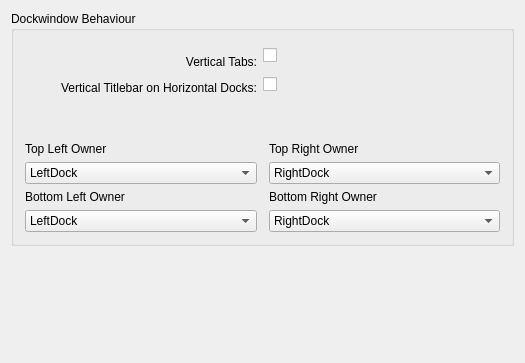
The window that shell/settings/uiconfig.ui (KDE/kdevelop) describes before a commit, drawn with Qt 5.
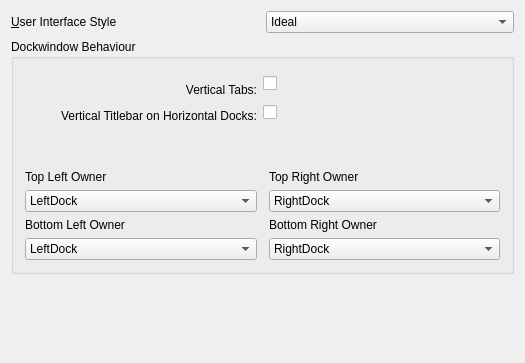
The same window after the commit.

Commit message:
Initial implementation of ideal mode
Thanks to Roberto (mostly his code)

The only bug (as compared with missing features, of which there are many) I can see is that when you switch back to the Qt DockWidget user interface style, the docks don't
yet tabify (even though I traced the code, and they are asked to...??)

CC:roberto@kdevelop.org

What changed in the file:
```diff
--- a/shell/settings/uiconfig.ui
+++ b/shell/settings/uiconfig.ui
@@ -12,8 +12,36 @@
   <property name="windowTitle" >
    <string>User Interface</string>
   </property>
-  <layout class="QGridLayout" >
-   <item row="0" column="0" >
+  <layout class="QVBoxLayout" >
+   <item>
+    <layout class="QHBoxLayout" >
+     <item>
+      <widget class="QLabel" name="label_6" >
+       <property name="text" >
+        <string>&amp;User Interface Style</string>
+       </property>
+       <property name="buddy" >
+        <cstring>kcfg_UserInterfaceStyle</cstring>
+       </property>
+      </widget>
+     </item>
+     <item>
+      <widget class="QComboBox" name="kcfg_UserInterfaceStyle" >
+       <item>
+        <property name="text" >
+         <string>Ideal</string>
+        </property>
+       </item>
+       <item>
+        <property name="text" >
+         <string>Qt Docking</string>
+        </property>
+       </item>
+      </widget>
+     </item>
+    </layout>
+   </item>
+   <item>
     <widget class="QGroupBox" name="groupBox" >
      <property name="title" >
       <string>Dockwindow Behaviour</string>
@@ -225,7 +253,7 @@
      </layout>
     </widget>
    </item>
-   <item row="1" column="0" >
+   <item>
     <spacer>
      <property name="orientation" >
       <enum>Qt::Vertical</enum>
@@ -233,7 +261,7 @@
      <property name="sizeHint" >
       <size>
        <width>503</width>
-       <height>71</height>
+       <height>21</height>
       </size>
      </property>
     </spacer>
```
The commit also changes 13 other files.
